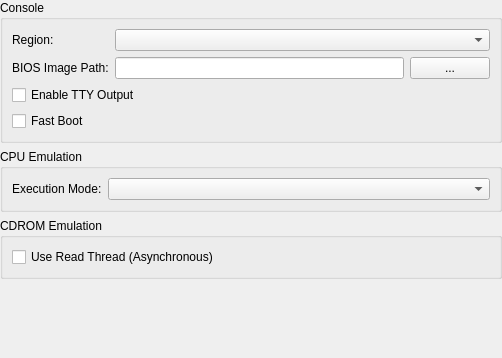
kofxi3584karlayang/duckstation, file src/duckstation-qt/consolesettingswidget.ui: the form before one commit.
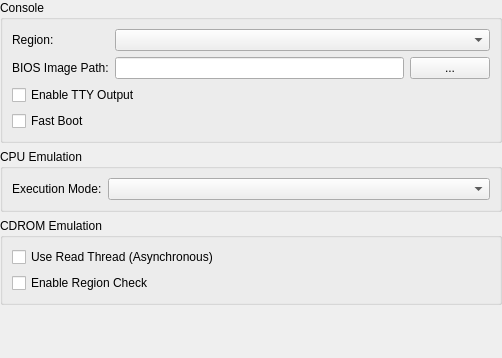
The form after the commit.

Commit message: Qt: Add CDROM Enable Region Check option

What changed in the file:
```diff
--- a/src/duckstation-qt/consolesettingswidget.ui
+++ b/src/duckstation-qt/consolesettingswidget.ui
@@ -112,6 +112,13 @@
         </property>
        </widget>
       </item>
+      <item row="1" column="0" colspan="2">
+       <widget class="QCheckBox" name="cdromRegionCheck">
+        <property name="text">
+         <string>Enable Region Check</string>
+        </property>
+       </widget>
+      </item>
      </layout>
     </widget>
    </item>
```
The commit also changes 1 other file.
